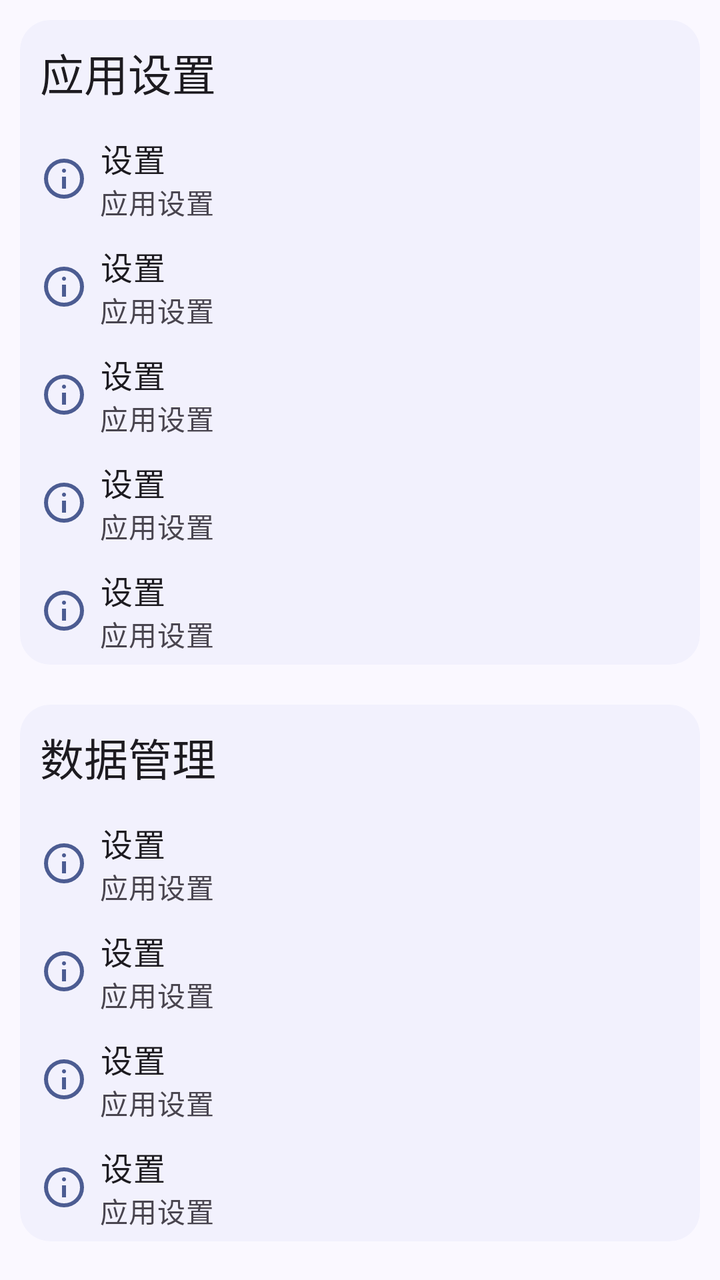
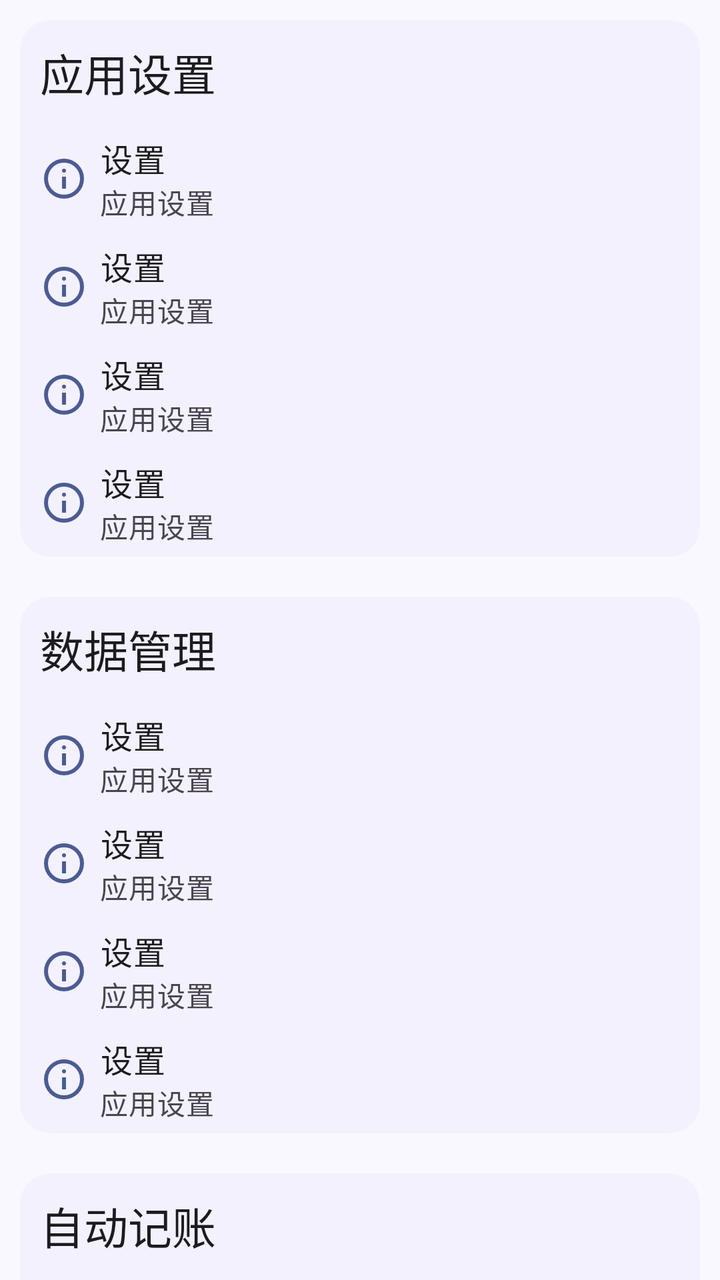

Before-and-after screenshots of an Android layout around one commit, followed by the original layout XML and the change that was made.
<!-- AndroidManifest.xml: application theme Theme.ManagerAssistant.Static -->
<!-- res/layout/fragment_setting.xml -->
<ScrollView xmlns:android="http://schemas.android.com/apk/res/android"
    xmlns:tools="http://schemas.android.com/tools"
    style="@style/CommonPageStyle"
    android:layout_width="match_parent"
    android:layout_height="match_parent"
    android:scrollbars="none"
    tools:context=".ui.pages.setting.SettingFragment">

    <LinearLayout
        android:layout_width="match_parent"
        android:layout_height="wrap_content"
        android:orientation="vertical">

        <com.google.android.material.card.MaterialCardView
            style="@style/ContentCardStyle"
            android:layout_width="match_parent"
            android:layout_height="wrap_content">

            <LinearLayout
                android:id="@+id/app_settings_layout"
                android:layout_width="match_parent"
                android:layout_height="match_parent"
                android:orientation="vertical">

                <com.google.android.material.textview.MaterialTextView
                    style="@style/LargeTitleTextViewStyle"
                    android:layout_width="wrap_content"
                    android:layout_height="wrap_content"
                    android:text="@string/setting" />

                <include
                    android:id="@+id/theme_mode_option"
                    layout="@layout/view_setting_option" />

                <include
                    android:id="@+id/dynamic_color_option"
                    layout="@layout/view_setting_option" />

                <include
                    android:id="@+id/first_screen_option"
                    layout="@layout/view_setting_option" />

                <include
                    android:id="@+id/permissions_option"
                    layout="@layout/view_setting_option" />

                <include
                    android:id="@+id/home_links_option"
                    layout="@layout/view_setting_option" />
            </LinearLayout>
        </com.google.android.material.card.MaterialCardView>

        <com.google.android.material.card.MaterialCardView
            style="@style/ContentCardStyle"
            android:layout_width="match_parent"
            android:layout_height="wrap_content">

            <LinearLayout
                android:id="@+id/data_manage_layout"
                android:layout_width="match_parent"
                android:layout_height="wrap_content"
                android:orientation="vertical">

                <com.google.android.material.textview.MaterialTextView
                    style="@style/LargeTitleTextViewStyle"
                    android:layout_width="wrap_content"
                    android:layout_height="wrap_content"
                    android:text="@string/data_manage" />

                <include
                    android:id="@+id/export_data_option"
                    layout="@layout/view_setting_option" />

                <include
                    android:id="@+id/import_data_option"
                    layout="@layout/view_setting_option" />

                <include
                    android:id="@+id/clear_account_data_option"
                    layout="@layout/view_setting_option" />

                <include
                    android:id="@+id/auto_backup_option"
                    layout="@layout/view_setting_option" />

                <LinearLayout
                    android:id="@+id/auto_backup_layout"
                    android:layout_width="match_parent"
                    android:layout_height="wrap_content"
                    android:orientation="vertical"
                    android:visibility="gone">

                    <include
                        android:id="@+id/backup_frequency_option"
                        layout="@layout/view_setting_option" />

                    <include
                        android:id="@+id/backup_directory_option"
                        layout="@layout/view_setting_option" />
                </LinearLayout>
            </LinearLayout>
        </com.google.android.material.card.MaterialCardView>

        <com.google.android.material.card.MaterialCardView
            style="@style/ContentCardStyle"
            android:layout_width="match_parent"
            android:layout_height="wrap_content">

            <LinearLayout
                android:id="@+id/auto_bookkeeping_layout"
                android:layout_width="match_parent"
                android:layout_height="wrap_content"
                android:orientation="vertical">

                <com.google.android.material.textview.MaterialTextView
                    style="@style/LargeTitleTextViewStyle"
                    android:layout_width="wrap_content"
                    android:layout_height="wrap_content"
                    android:text="@string/auto_bookkeeping" />

                <include
                    android:id="@+id/notification_analysis_switch_option"
                    layout="@layout/view_setting_option" />

                <LinearLayout
                    android:id="@+id/rule_manage_layout"
                    android:layout_width="match_parent"
                    android:layout_height="wrap_content"
                    android:orientation="vertical">

                    <include
                        android:id="@+id/rule_manage_option"
                        layout="@layout/view_setting_option" />

                    <include
                        android:id="@+id/reset_rule_option"
                        layout="@layout/view_setting_option" />
                </LinearLayout>
            </LinearLayout>
        </com.google.android.material.card.MaterialCardView>

        <com.google.android.material.card.MaterialCardView
            style="@style/ContentCardStyle"
            android:layout_width="match_parent"
            android:layout_height="wrap_content">

            <LinearLayout
                android:id="@+id/about_layout"
                android:layout_width="match_parent"
                android:layout_height="match_parent"
                android:orientation="vertical">

                <com.google.android.material.textview.MaterialTextView
                    style="@style/LargeTitleTextViewStyle"
                    android:layout_width="wrap_content"
                    android:layout_height="wrap_content"
                    android:text="@string/about" />

                <include
                    android:id="@+id/about_option"
                    layout="@layout/view_setting_option" />

                <include
                    android:id="@+id/update_log_option"
                    layout="@layout/view_setting_option" />

                <include
                    android:id="@+id/update_check_option"
                    layout="@layout/view_setting_option" />
            </LinearLayout>
        </com.google.android.material.card.MaterialCardView>
    </LinearLayout>
</ScrollView>
<!-- res/layout/view_setting_option.xml (included above) -->
<androidx.constraintlayout.widget.ConstraintLayout xmlns:android="http://schemas.android.com/apk/res/android"
    xmlns:app="http://schemas.android.com/apk/res-auto"
    android:id="@+id/constraint_layout"
    style="@style/SettingOptionStyle"
    android:layout_width="match_parent"
    android:layout_height="wrap_content"
    android:paddingTop="5dp"
    android:paddingBottom="5dp">

    <FrameLayout
        android:id="@+id/component_layout"
        android:layout_width="wrap_content"
        android:layout_height="wrap_content"
        app:layout_constraintBottom_toBottomOf="parent"
        app:layout_constraintEnd_toEndOf="parent"
        app:layout_constraintTop_toTopOf="parent" />

    <com.google.android.material.divider.MaterialDivider
        android:id="@+id/setting_view_divider"
        android:layout_width="1dp"
        android:layout_height="0dp"
        android:layout_marginTop="10dp"
        android:layout_marginBottom="10dp"
        android:visibility="gone"
        app:dividerThickness="1dp"
        app:layout_constraintBottom_toBottomOf="parent"
        app:layout_constraintStart_toEndOf="@id/text_layout"
        app:layout_constraintTop_toTopOf="parent" />

    <ImageView
        android:id="@+id/icon_view"
        style="@style/ImageViewStyle"
        android:layout_width="wrap_content"
        android:layout_height="wrap_content"
        android:importantForAccessibility="no"
        android:src="@drawable/outline_info_24"
        app:layout_constraintBottom_toBottomOf="parent"
        app:layout_constraintStart_toStartOf="parent"
        app:layout_constraintTop_toTopOf="parent" />

    <LinearLayout
        android:id="@+id/text_layout"
        android:layout_width="0dp"
        android:layout_height="wrap_content"
        android:orientation="vertical"
        app:layout_constraintBottom_toBottomOf="parent"
        app:layout_constraintEnd_toStartOf="@id/component_layout"
        app:layout_constraintHorizontal_bias="0.0"
        app:layout_constraintStart_toStartOf="parent"
        app:layout_constraintTop_toTopOf="parent">

        <com.google.android.material.textview.MaterialTextView
            android:id="@+id/title_text"
            style="@style/LargeBodyTextViewStyle"
            android:layout_width="wrap_content"
            android:layout_height="wrap_content"
            android:layout_gravity="center_vertical"
            android:layout_marginStart="40dp"
            android:ellipsize="end"
            android:focusableInTouchMode="true"
            android:maxLines="1"
            android:text="@string/title_setting" />

        <com.google.android.material.textview.MaterialTextView
            android:id="@+id/description_text"
            style="@style/MediumBodyTextViewStyle"
            android:layout_width="wrap_content"
            android:layout_height="wrap_content"
            android:layout_marginStart="40dp"
            android:ellipsize="end"
            android:focusableInTouchMode="true"
            android:maxLines="1"
            android:text="@string/setting"
            android:textColor="?attr/colorControlNormal" />
    </LinearLayout>
</androidx.constraintlayout.widget.ConstraintLayout>
<!-- resources referenced by this layout -->
<resources>
  <string name="about">关于</string>
  <string name="auto_bookkeeping">自动记账</string>
  <string name="data_manage">数据管理</string>
  <string name="setting">应用设置</string>
  <string name="title_setting">设置</string>
  <style name="CommonPageStyle">
          <item name="android:fitsSystemWindows">true</item>
          <item name="android:background">?attr/colorSurface</item>
      </style>
  <style name="ImageViewStyle">
          <item name="backgroundTint">@android:color/transparent</item>
          <item name="tint">?attr/colorPrimary</item>
          <item name="android:padding">10dp</item>
      </style>
  <style name="LargeTitleTextViewStyle" parent="TextViewStyleBase">
          <item name="android:textAppearance">?attr/textAppearanceTitleLarge</item>
      </style>
  <style name="SettingOptionStyle">
          <item name="android:clickable">true</item>
          <item name="android:focusable">true</item>
          <item name="android:background">@drawable/ripple_rectangle</item>
      </style>
  <style name="CardStyleBase" parent="Widget.Material3.CardView.Filled">
          <item name="cardBackgroundColor">@color/card_background_color</item>
      </style>
  <style name="TextViewStyleBase">
          <item name="android:paddingStart">10dp</item>
          <item name="android:paddingEnd">10dp</item>
          <item name="android:paddingTop">10dp</item>
          <item name="android:paddingBottom">10dp</item>
      </style>
  <color name="md_theme_primary">#4C5C92</color>
  <color name="md_theme_onPrimary">#FFFFFF</color>
  <color name="md_theme_primaryContainer">#DBE1FF</color>
  <color name="md_theme_onPrimaryContainer">#344479</color>
  <color name="md_theme_secondary">#595E72</color>
  <color name="md_theme_onSecondary">#FFFFFF</color>
  <color name="md_theme_secondaryContainer">#DDE1F9</color>
  <color name="md_theme_onSecondaryContainer">#414659</color>
  <color name="md_theme_tertiary">#745470</color>
  <color name="md_theme_onTertiary">#FFFFFF</color>
  <color name="md_theme_tertiaryContainer">#FFD6F7</color>
  <color name="md_theme_onTertiaryContainer">#5B3D57</color>
  <color name="md_theme_error">#BA1A1A</color>
  <color name="md_theme_onError">#FFFFFF</color>
  <color name="md_theme_errorContainer">#FFDAD6</color>
  <color name="md_theme_onErrorContainer">#93000A</color>
  <color name="md_theme_background">#FAF8FF</color>
  <color name="md_theme_onBackground">#1A1B21</color>
  <color name="md_theme_surface">#FAF8FF</color>
  <color name="md_theme_onSurface">#1A1B21</color>
  <color name="md_theme_surfaceVariant">#E2E1EC</color>
  <color name="md_theme_onSurfaceVariant">#45464F</color>
  <color name="md_theme_outline">#767680</color>
  <color name="md_theme_outlineVariant">#C6C6D0</color>
  <color name="md_theme_inverseSurface">#2F3036</color>
  <color name="md_theme_inverseOnSurface">#F1F0F7</color>
  <color name="md_theme_inversePrimary">#B5C4FF</color>
  <color name="md_theme_primaryFixed">#DBE1FF</color>
  <color name="md_theme_onPrimaryFixed">#02174B</color>
  <color name="md_theme_primaryFixedDim">#B5C4FF</color>
  <color name="md_theme_onPrimaryFixedVariant">#344479</color>
  <color name="md_theme_secondaryFixed">#DDE1F9</color>
  <color name="md_theme_onSecondaryFixed">#161B2C</color>
  <color name="md_theme_secondaryFixedDim">#C1C5DD</color>
  <color name="md_theme_onSecondaryFixedVariant">#414659</color>
  <color name="md_theme_tertiaryFixed">#FFD6F7</color>
  <color name="md_theme_onTertiaryFixed">#2B122A</color>
  <color name="md_theme_tertiaryFixedDim">#E2BBDB</color>
  <color name="md_theme_onTertiaryFixedVariant">#5B3D57</color>
  <color name="md_theme_surfaceDim">#DAD9E0</color>
  <color name="md_theme_surfaceBright">#FAF8FF</color>
  <color name="md_theme_surfaceContainerLowest">#FFFFFF</color>
  <color name="md_theme_surfaceContainerLow">#F4F3FA</color>
  <color name="md_theme_surfaceContainer">#EEEDF4</color>
  <color name="md_theme_surfaceContainerHigh">#E9E7EF</color>
  <color name="md_theme_surfaceContainerHighest">#E3E1E9</color>
  <!-- unchanged entries left out for length: 8 -->
</resources>

<!-- the commit's change to res/layout/fragment_setting.xml (unified diff, before → after) -->
@@ -42,10 +42,6 @@
 
                 <include
                     android:id="@+id/permissions_option"
-                    layout="@layout/view_setting_option" />
-
-                <include
-                    android:id="@+id/home_links_option"
                     layout="@layout/view_setting_option" />
             </LinearLayout>
         </com.google.android.material.card.MaterialCardView>
